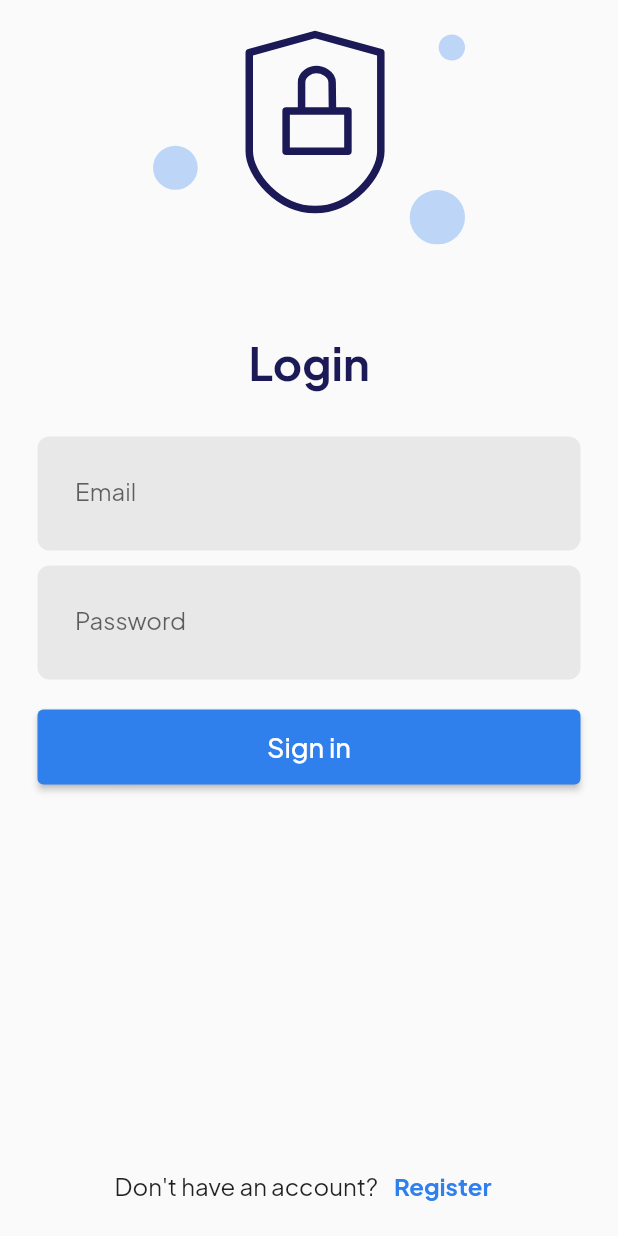
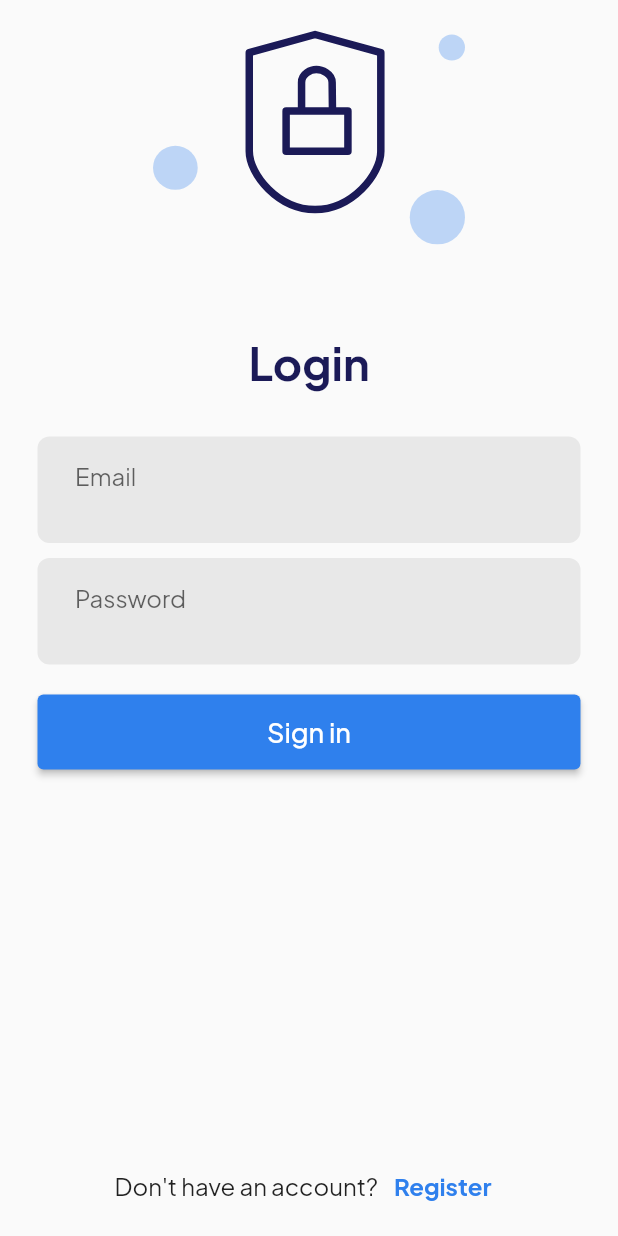
Before and after one commit to studentiv/mental, a Flutter app: the screen it shows after launch, on a phone screen of 412 x 824 dp. Run offline on Flutter 3.47's test engine with Material 2 defaults, Android fonts, the light colour scheme and no system bars; our stand-ins replace firebase_auth, firebase_core, flutter_svg, get, get_it, injectable and 1 more; accounts and stored records are empty.

Commit message:
add auth screen

```diff
--- a/lib/app.dart
+++ b/lib/app.dart
@@ -20,7 +20,7 @@ class MentalApp extends StatelessWidget {
         ),
       ),
       getPages: routes,
-      initialRoute: Routes.auth,
+      initialRoute: Routes.intro,
       initialBinding: GlobalBinding(),
     );
   }
--- a/lib/features/auth/screens/auth_screen.dart
+++ b/lib/features/auth/auth_screen.dart
@@ -2,10 +2,12 @@ import 'package:flutter/material.dart';
 import 'package:flutter_svg/flutter_svg.dart';
 import 'package:get/get.dart';
 import 'package:mental/features/auth/auth_controller.dart';
+import 'package:mental/routes.dart';
 import 'package:mental/shared/constants/app_constans.dart';
+import 'package:mental/shared/until/validator.dart';
 
-class SignInScreen extends GetView<AuthController> {
-  const SignInScreen({super.key});
+class AuthScreen extends GetView<AuthController> {
+  const AuthScreen({super.key});
 
   @override
   Widget build(BuildContext context) {
@@ -41,54 +43,71 @@ class SignInScreen extends GetView<AuthController> {
                           height: 30,
                         ),
                         Container(
+                          padding: EdgeInsets.only(bottom: 15),
                           decoration: BoxDecoration(
                               borderRadius: BorderRadius.circular(8),
                               color: const Color.fromRGBO(158, 158, 158, 1)
                                   .withOpacity(0.2)),
+                          child: Form(
+                            key: controller.emailFieldKey,
                             child: TextFormField(
+                              initialValue: controller.emailAddress,
+                              validator: (value) => emailFieldValidator(value),
                               onChanged: (value) =>
                                   controller.setEmailAddress(value),
                               onTap: () async {
-                              await Future.delayed(const Duration(seconds: 1));
+                                await Future.delayed(
+                                    const Duration(seconds: 1));
                                 controller.scrollController.animateTo(180,
                                     duration: const Duration(milliseconds: 500),
                                     curve: Curves.ease);
                               },
                               textInputAction: TextInputAction.next,
-                            decoration: const InputDecoration(
+                              decoration: InputDecoration(
+                                  errorStyle:
+                                      kDefaultTextStyle.copyWith(fontSize: 14),
                                   border: InputBorder.none,
-                                contentPadding: EdgeInsets.symmetric(
-                                    horizontal: 25, vertical: 20),
-                                label: Text('Email')),
+                                  contentPadding: const EdgeInsets.only(
+                                      left: 25, right: 25, top: 20),
+                                  label: const Text('Email')),
+                            ),
                           ),
                         ),
                         const SizedBox(
                           height: 10,
                         ),
                         Container(
+                          padding: const EdgeInsets.only(bottom: 15),
                           decoration: BoxDecoration(
                               borderRadius: BorderRadius.circular(8),
                               color: const Color.fromRGBO(158, 158, 158, 1)
                                   .withOpacity(0.2)),
+                          child: Form(
+                            key: controller.passwordFieldKey,
                             child: TextFormField(
-                            onFieldSubmitted: (value) => controller.isLoginPage
-                                ? controller.signIn(controller.emailAddress,
-                                    controller.password)
-                                : controller.signUp(controller.emailAddress,
-                                    controller.password),
+                              initialValue: controller.password,
+                              validator: (value) =>
+                                  passwordFieldValidator(value),
+                              onFieldSubmitted: (value) =>
+                                  controller.isLoginPage
+                                      ? controller.signIn()
+                                      : controller.signUp(),
                               obscureText: true,
-                            onChanged: (value) => controller.setPassword(value),
+                              onChanged: (value) =>
+                                  controller.setPassword(value),
                               onTap: () async {
-                              await Future.delayed(const Duration(seconds: 1));
+                                await Future.delayed(
+                                    const Duration(seconds: 1));
                                 controller.scrollController.animateTo(180,
                                     duration: const Duration(milliseconds: 500),
                                     curve: Curves.ease);
                               },
                               decoration: const InputDecoration(
                                   border: InputBorder.none,
-                                contentPadding: EdgeInsets.symmetric(
-                                    horizontal: 25, vertical: 20),
+                                  contentPadding: EdgeInsets.only(
+                                      left: 25, right: 25, top: 20),
                                   label: Text('Password')),
+                            ),
                           ),
                         ),
                         const SizedBox(
@@ -100,11 +119,7 @@ class SignInScreen extends GetView<AuthController> {
                           child: ElevatedButton(
                               style: ElevatedButton.styleFrom(
                                   backgroundColor: kAccentColor),
-                              onPressed: () => controller.isLoginPage
-                                  ? controller.signIn(
-                                      'email@gmail.com', 'password')
-                                  : controller.signUp(
-                                      'emailAddress', 'password'),
+                              onPressed: () => controller.signIn(),
                               child: Text(
                                 controller.isLoginPage ? 'Sign in' : 'Sign up',
                                 style: kDefaultTextStyle.copyWith(fontSize: 18),
@@ -131,7 +146,7 @@ class SignInScreen extends GetView<AuthController> {
                             style: TextStyle(fontSize: 16),
                           ),
                           TextButton(
-                            onPressed: controller.changePage,
+                            onPressed: () => controller.changePage(),
                             child: Text(
                               controller.isLoginPage ? 'Register' : 'Login',
                               style: kDefaultTextStyle.copyWith(
--- a/lib/features/intro/intro_screen.dart
+++ b/lib/features/intro/intro_screen.dart
@@ -3,7 +3,7 @@ import 'package:get/get.dart';
 import 'package:mental/features/intro/intro_controller.dart';
 import 'package:mental/shared/constants/app_constans.dart';
 
-class IntroScreen extends StatelessWidget {
+class IntroScreen extends GetView<IntroController> {
   const IntroScreen({super.key});
 
   @override
--- /dev/null
+++ b/lib/features/main/main_controller.dart
@@ -0,0 +1,26 @@
+import 'package:firebase_auth/firebase_auth.dart';
+import 'package:firebase_core/firebase_core.dart';
+import 'package:flutter/material.dart';
+import 'package:get/get_state_manager/get_state_manager.dart';
+import 'package:mental/features/main/profile/profile_widget.dart';
+import 'package:mental/shared/di/injector.dart';
+
+class MainController extends GetxController {
+  final FirebaseAuth _firebaseAuth = getIt();
+
+  int selectedIndex = 0;
+  final List<Widget> widgetOptions = <Widget>[
+    Text(
+      'Index 0: Home',
+    ),
+    Text(
+      'Index 1: Business',
+    ),
+    const ProfileWidget(),
+  ];
+
+  void setSelectedIndex(int index) {
+    selectedIndex = index;
+    update();
+  }
+}
--- /dev/null
+++ b/lib/features/main/profile/profile_controller.dart
@@ -0,0 +1,26 @@
+import 'package:get/get_state_manager/src/simple/get_controllers.dart';
+import 'package:mental/shared/di/injector.dart';
+import 'package:mental/shared/dto/user_dto.dart';
+import 'package:mental/shared/until/local_data.dart';
+
+class ProfileController extends GetxController {
+  final LocalData _localData = getIt();
+
+  late final UserDTO? user;
+  UserDTO? user1;
+
+  @override
+  void onInit() {
+    user = _localData.user;
+    user1 = UserDTO(id: user!.id, email: user!.email, isSpecialist: false);
+    super.onInit();
+  }
+
+  void test() {
+    if (user == user1) {
+      return print(true);
+    } else {
+      return print(false);
+    }
+  }
+}
--- a/lib/global_binding.dart
+++ b/lib/global_binding.dart
@@ -1,6 +1,8 @@
 import 'package:get/get.dart';
 import 'package:mental/features/auth/auth_controller.dart';
 import 'package:mental/features/intro/intro_controller.dart';
+import 'package:mental/features/main/main_controller.dart';
+import 'package:mental/features/main/profile/profile_controller.dart';
 
 class GlobalBinding extends Bindings {
   @override
@@ -9,5 +11,7 @@ class GlobalBinding extends Bindings {
 
     Get.lazyPut(() => IntroController(), fenix: true);
     Get.lazyPut(() => AuthController(), fenix: true);
+    Get.lazyPut(() => MainController(), fenix: true);
+    Get.lazyPut(() => ProfileController(), fenix: true);
   }
 }
--- a/lib/routes.dart
+++ b/lib/routes.dart
@@ -1,13 +1,16 @@
 import 'package:get/get.dart';
-import 'package:mental/features/auth/screens/auth_screen.dart';
+import 'package:mental/features/auth/auth_screen.dart';
 import 'package:mental/features/intro/intro_screen.dart';
+import 'package:mental/features/main/main_screen.dart';
 
 final routes = [
   GetPage(name: Routes.intro, page: () => const IntroScreen()),
-  GetPage(name: Routes.auth, page: () => const SignInScreen()),
+  GetPage(name: Routes.auth, page: () => const AuthScreen()),
+  GetPage(name: Routes.main, page: () => const MainScreen()),
 ];
 
 mixin Routes {
   static const intro = '/';
   static const auth = '/auth';
+  static const main = '/main';
 }
--- a/lib/shared/di/module_injector.dart
+++ b/lib/shared/di/module_injector.dart
@@ -1,3 +1,4 @@
+import 'package:firebase_auth/firebase_auth.dart';
 import 'package:injectable/injectable.dart';
 import 'package:shared_preferences/shared_preferences.dart';
 
@@ -6,4 +7,6 @@ abstract class InjectableModule {
   @preResolve
   Future<SharedPreferences> get sharedPreferences =>
       SharedPreferences.getInstance();
+
+  FirebaseAuth get firebaseAuth => FirebaseAuth.instance;
 }
--- /dev/null
+++ b/lib/shared/until/local_data.dart
@@ -0,0 +1,22 @@
+import 'dart:convert';
+
+import 'package:injectable/injectable.dart';
+import 'package:mental/shared/dto/user_dto.dart';
+import 'package:shared_preferences/shared_preferences.dart';
+
+@lazySingleton
+class LocalData {
+  static const _userKey = 'user';
+
+  final SharedPreferences _sharedPreferences;
+
+  LocalData(this._sharedPreferences);
+
+  Future<bool> setUser(UserDTO user) =>
+      _sharedPreferences.setString(_userKey, json.encode(user.toJson()));
+
+  UserDTO? get user {
+    final value = _sharedPreferences.getString(_userKey);
+    return value != null ? UserDTO.fromJson(json.decode(value)) : null;
+  }
+}
```
Also changed, not shown: lib/features/auth/auth_controller.dart (+30 -4 lines), lib/features/intro/intro_controller.dart (+15 -13 lines), lib/features/main/main_screen.dart (added, +78 -0 lines), lib/features/main/profile/profile_widget.dart (added, +38 -0 lines), lib/shared/dto/user_dto.dart (added, +16 -0 lines), lib/shared/until/validator.dart (added, +58 -0 lines), assets/images/profile_icon.svg (added), lib/shared/di/injector.config.dart, lib/shared/dto/user_dto.g.dart (added). Lines whose indentation alone changed are shown as unchanged.
